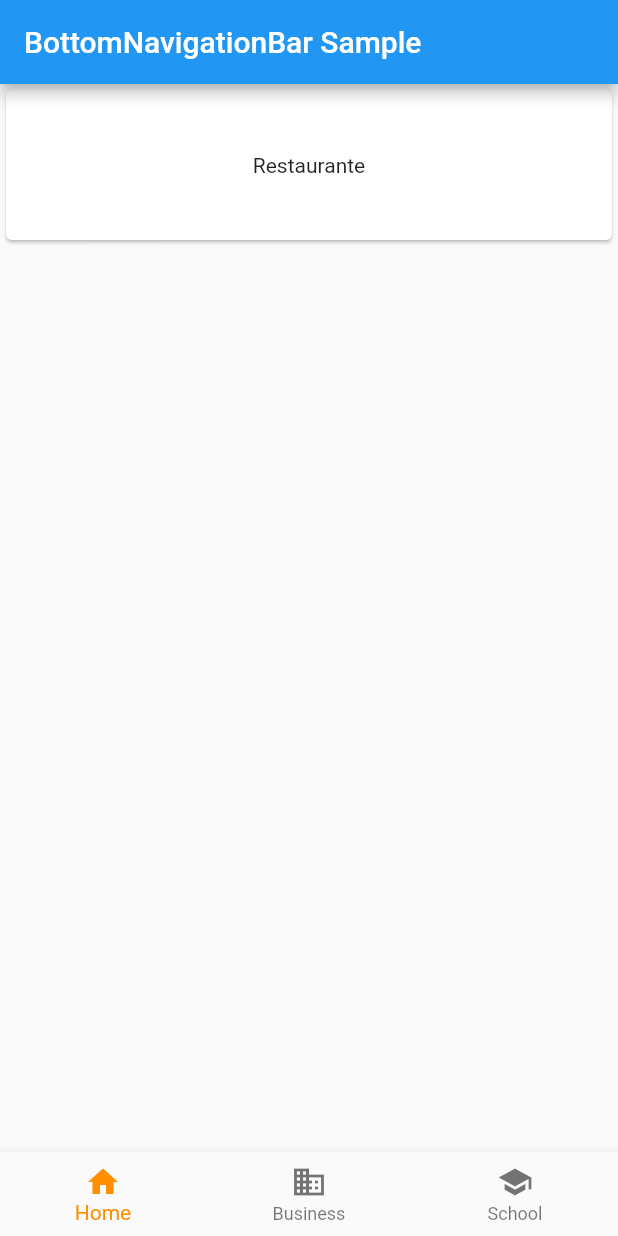
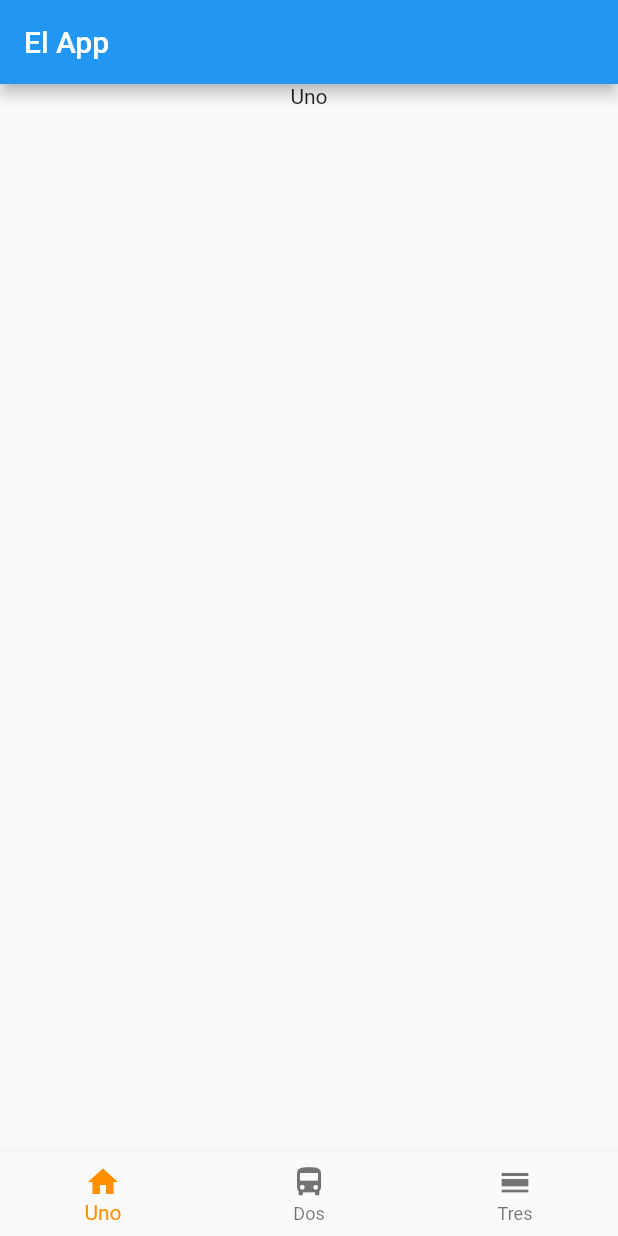
Before and after one commit to IsaacDdR/LatirMexico-v2, a Flutter app: the screen it shows after launch, on a phone screen of 412 x 824 dp. Run offline on Flutter 3.47's test engine with Material 2 defaults, Android fonts, the phone set to English and light mode, and no system bars.

Commit message:
Re-set main

```diff
--- a/lib/main.dart
+++ b/lib/main.dart
@@ -2,9 +2,8 @@ import 'package:flutter/material.dart';
 
 void main() => runApp(MyApp());
 
-/// This Widget is the main application widget.
 class MyApp extends StatelessWidget {
-  static const String _title = 'Flutter Code Sample';
+  static const String _title = 'El app';
 
   @override
   Widget build(BuildContext context) {
@@ -15,6 +14,7 @@ class MyApp extends StatelessWidget {
   }
 }
 
+
 class MyStatefulWidget extends StatefulWidget {
   MyStatefulWidget({Key key}) : super(key: key);
 
@@ -24,99 +24,83 @@ class MyStatefulWidget extends StatefulWidget {
 
 class _MyStatefulWidgetState extends State<MyStatefulWidget> {
   int _selectedIndex = 0;
-  static const TextStyle optionStyle =
-  TextStyle(fontSize: 30, fontWeight: FontWeight.bold);
-  List<Widget> _widgetOptions = <Widget>[
+
+  static const TextStyle optionStyle = TextStyle(fontSize: 30, fontWeight: FontWeight.bold);
+
+  List<Widget> _widgetOption = <Widget> [
     ListView(
       children: <Widget> [
-        Card(
-          child: InkWell(
-            splashColor: Colors.orange.withAlpha(30),
-            child: Container(
-              width: 300,
-              height: 100,
-              child: Center(
-                child: Text(
-                  "Restaurante",
-                ),
-              ),
-            ),
+        Container(
+          child: Column(
+            children: <Widget> [
+              Text("Uno"),
+            ],
           ),
         ),
       ],
     ),
+
     ListView(
       children: <Widget> [
-        Card(
-          child: InkWell(
-            splashColor: Colors.orange.withAlpha(30),
-            child: Container(
-              width: 300,
-              height: 100,
-              child: Center(
-                child: Text(
-                  'Tours',
-                ),
-              ),
-            ),
+        Container(
+          child: Column(
+            children: <Widget> [
+              Text("Dos"),
+            ],
           ),
         ),
       ],
     ),
+
     ListView(
       children: <Widget> [
-        Card(
-          child: InkWell(
-            splashColor: Colors.orange.withAlpha(30),
-            child: Container(
-              height: 300,
-              width: 100,
-              child: Center(
-                child: Text(
-                  "Calendario",
-                ),
-              ),
-            ),
+        Container(
+          child: Column(
+            children: <Widget> [
+              Text("Tres"),
+            ],
           ),
-
         ),
       ],
+
     ),
   ];
 
-  void _onItemTapped(int index) {
-    setState(() {
+
+  void _onTapped (int index) {
+    setState((){
       _selectedIndex = index;
     });
   }
+
 
   @override
   Widget build(BuildContext context) {
     return Scaffold(
       appBar: AppBar(
-        title: const Text('BottomNavigationBar Sample'),
+        title: Text("El App"),
       ),
       body: Center(
-        child: _widgetOptions.elementAt(_selectedIndex),
+        child: _widgetOption.elementAt(_selectedIndex),
       ),
       bottomNavigationBar: BottomNavigationBar(
-        items: const <BottomNavigationBarItem>[
+        items: <BottomNavigationBarItem> [
           BottomNavigationBarItem(
             icon: Icon(Icons.home),
-            title: Text('Home'),
+            title: Text("Uno"),
           ),
           BottomNavigationBarItem(
-            icon: Icon(Icons.business),
-            title: Text('Business'),
+            icon: Icon(Icons.directions_bus),
+            title: Text("Dos"),
           ),
           BottomNavigationBarItem(
-            icon: Icon(Icons.school),
-            title: Text('School'),
+            icon: Icon(Icons.calendar_view_day),
+            title: Text("Tres")
           ),
         ],
         currentIndex: _selectedIndex,
         selectedItemColor: Colors.amber[800],
-        onTap: _onItemTapped,
+        onTap: _onTapped,
       ),
     );
   }
```
